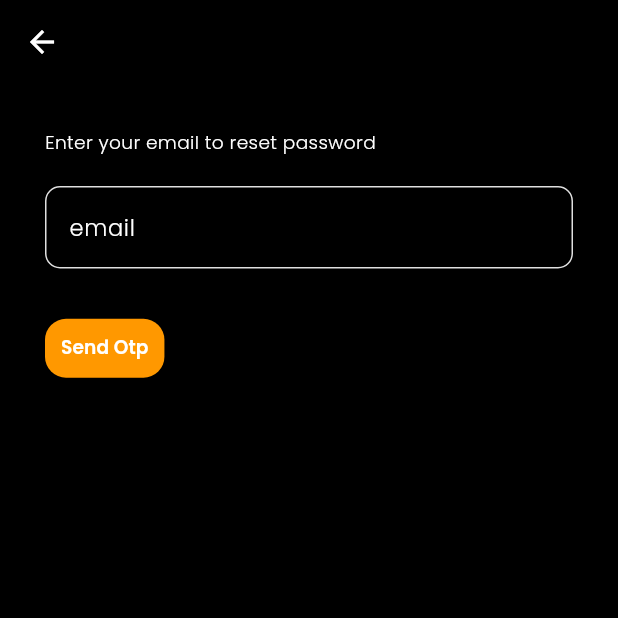
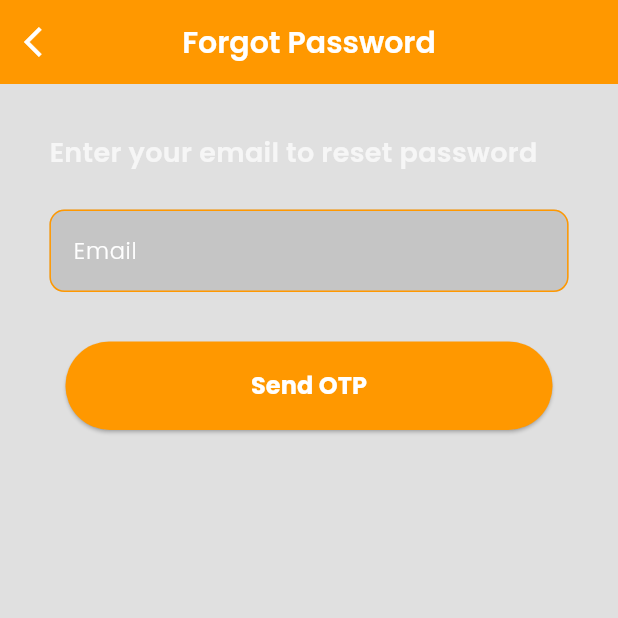
Before and after one commit to skyplerai/flutter3, a Flutter app: the ForgotPasswordScreen screen opened by its route, on a phone screen of 412 x 824 dp, the top half of it. Run offline on Flutter 3.47's test engine with Material 3 defaults, Android fonts, the phone set to English and light mode, and no system bars; our stand-ins replace cached_network_image, connectivity_plus, csc_picker, fl_chart, flutter_screenutil, flutter_svg and 7 more; missing offline and left inert: upi_india; accounts and stored records are empty.

Commit message:
Updated the Forget password design and also now the forget password is woking

```diff
--- a/flutter3-Dhiwise-2O265pOv/lib/presentation/authentication/forgot_password/forgot_password.dart
+++ b/flutter3-Dhiwise-2O265pOv/lib/presentation/authentication/forgot_password/forgot_password.dart
@@ -1,9 +1,8 @@
 import 'package:flutter/material.dart';
-import 'package:pinput/pinput.dart';
 import 'package:sriram_s_application3/constants/snack_bar.dart';
 import 'package:sriram_s_application3/core/app_export.dart';
-
 import '../../../Services/api_service.dart';
+import 'OtpPasswordScreen.dart';
 
 class ForgotPasswordScreen extends StatefulWidget {
   ForgotPasswordScreen();
@@ -14,191 +13,118 @@ class ForgotPasswordScreen extends StatefulWidget {
 
 class _ForgotPasswordScreenState extends State<ForgotPasswordScreen> {
   final emailController = TextEditingController();
-  final otpController = TextEditingController();
-  final passwordController = TextEditingController();
-  final confirmPassController = TextEditingController();
   ApiService apiService = ApiService();
-  bool isOtpSent = false;
   bool isLoading = false;
 
   @override
   Widget build(BuildContext context) {
+    final width = MediaQuery.of(context).size.width;
+    final height = MediaQuery.of(context).size.height;
+
     return SafeArea(
       child: Scaffold(
         appBar: AppBar(
-          backgroundColor: theme.colorScheme.onBackground,
+          backgroundColor: Colors.orange,
           leading: IconButton(
             onPressed: () {
               Navigator.pop(context);
             },
             icon: Icon(
-                Icons.arrow_back,
+              Icons.arrow_back_ios,
               color: Colors.white,
-              )),
             ),
-        backgroundColor: theme.colorScheme.onBackground,
+          ),
+          title: Text(
+            'Forgot Password',
+            style: TextStyle(color: Colors.white, fontSize: 20),
+          ),
+          centerTitle: true,
+        ),
+        backgroundColor: Colors.black12,
         body: Padding(
-          padding: const EdgeInsets.all(30.0),
+          padding: EdgeInsets.symmetric(horizontal: width * 0.08),
           child: SingleChildScrollView(
             child: Column(
               crossAxisAlignment: CrossAxisAlignment.start,
               children: [
-                Align(
-                    alignment: Alignment.centerLeft,
-                    child: Text("Enter your email to reset password")),
-                SizedBox(
-                  height: 20,
+                SizedBox(height: height * 0.04),
+                Text(
+                  "Enter your email to reset password",
+                  style: TextStyle(
+                    fontSize: 18,
+                    color: Colors.white70,
+                    fontWeight: FontWeight.w600,
                   ),
+                ),
+                SizedBox(height: height * 0.03),
                 TextField(
                   controller: emailController,
-                  cursorColor: Colors.white,
+                  cursorColor: Colors.orange,
                   decoration: InputDecoration(
-                    labelText: 'email',
+                    labelText: 'Email',
                     labelStyle: TextStyle(color: Colors.white),
                     enabledBorder: OutlineInputBorder(
                       borderRadius: BorderRadius.circular(10),
-                      borderSide: BorderSide(color: Colors.grey.shade300),
+                      borderSide: BorderSide(color: Colors.orange),
                     ),
                     focusedBorder: OutlineInputBorder(
                       borderRadius: BorderRadius.circular(10),
-                      borderSide: BorderSide(color: Colors.grey),
+                      borderSide: BorderSide(color: Colors.orange),
+                    ),
+                    filled: true,
+                    fillColor: Colors.black12,
                   ),
                 ),
-                ),
-                SizedBox(
-                  height: 35.h,
-                ),
-                ElevatedButton(
+                SizedBox(height: height * 0.04),
+                Center(
+                  child: ElevatedButton(
                     onPressed: () async {
+                      if (emailController.text.isEmpty) {
+                        showSnackBar("Please enter an email address", context);
+                        return;
+                      }
                       setState(() {
                         isLoading = true;
                       });
-                      final response = await apiService.sendOtpToEmail(context,
-                          email: emailController.text);
+                      final response = await apiService.sendOtpToEmail(
+                        context,
+                        email: emailController.text,
+                      );
                       if (response) {
-                        setState(() {
-                          isOtpSent = true;
-                        });
+                        // Navigate to OTP page if OTP is sent successfully
+                        Navigator.push(
+                          context,
+                          MaterialPageRoute(
+                            builder: (context) => OtpPasswordScreen(
+                              email: emailController.text,
+                            ),
+                          ),
+                        );
                       }
                       setState(() {
                         isLoading = false;
                       });
                     },
                     style: ElevatedButton.styleFrom(
-                        backgroundColor:
-                            isOtpSent ? Colors.grey : Colors.orange),
-                    child: Padding(
-                      padding: EdgeInsets.all(12.adaptSize),
+                      backgroundColor: Colors.orange,
+                      shape: RoundedRectangleBorder(
+                        borderRadius: BorderRadius.circular(30),
+                      ),
+                      padding: EdgeInsets.symmetric(
+                          vertical: 34, horizontal: width * 0.3),
+                    ),
                     child: isLoading
-                          ? Padding(
-                              padding: EdgeInsets.symmetric(horizontal: 20),
-                              child: SizedBox(
-                                width: 25,
-                                height: 25,
-                                child: CircularProgressIndicator(
+                        ? CircularProgressIndicator(color: Colors.white)
+                        : Text(
+                      "Send OTP",
+                      style: TextStyle(
                         color: Colors.white,
+                        fontSize: 16,
+                        fontWeight: FontWeight.bold,
                       ),
                     ),
-                            )
-                          : Text(
-                              "Send Otp",
-                              style: TextStyle(
-                                  color: Colors.white, fontSize: 14.adaptSize),
-                            ),
-                    )),
-                SizedBox(
-                  height: 100.h,
-                ),
-                isOtpSent
-                    ? TextField(
-                        controller: passwordController,
-                        cursorColor: Colors.white,
-                        decoration: InputDecoration(
-                          labelText: 'Enter new password',
-                          labelStyle: TextStyle(color: Colors.white),
-                          enabledBorder: OutlineInputBorder(
-                            borderRadius: BorderRadius.circular(10),
-                            borderSide: BorderSide(color: Colors.grey.shade300),
-                          ),
-                          focusedBorder: OutlineInputBorder(
-                            borderRadius: BorderRadius.circular(10),
-                            borderSide: BorderSide(color: Colors.grey),
                   ),
                 ),
-                      )
-                    : SizedBox(),
-                SizedBox(
-                  height: 15.h,
-                ),
-                isOtpSent
-                    ? TextField(
-                        controller: confirmPassController,
-                        cursorColor: Colors.white,
-                        decoration: InputDecoration(
-                          labelText: 'Confirm password',
-                          labelStyle: TextStyle(color: Colors.white),
-                          enabledBorder: OutlineInputBorder(
-                            borderRadius: BorderRadius.circular(10),
-                            borderSide: BorderSide(color: Colors.grey.shade300),
-                          ),
-                          focusedBorder: OutlineInputBorder(
-                            borderRadius: BorderRadius.circular(10),
-                            borderSide: BorderSide(color: Colors.grey),
-                          ),
-                        ),
-                      )
-                    : SizedBox(),
-                SizedBox(
-                  height: 25.h,
-                ),
-                isOtpSent
-                    ? Pinput(
-                        controller: otpController,
-                        length: 6,
-                        defaultPinTheme: PinTheme(
-                            height: 55.h,
-                            width: 60.v,
-                            decoration: BoxDecoration(
-                                color: theme.colorScheme.onBackground,
-                                borderRadius: BorderRadius.circular(10),
-                                border:
-                                    Border.all(color: Colors.grey.shade300))),
-                      )
-                    : SizedBox(),
-                SizedBox(
-                  height: 25.h,
-                ),
-                isOtpSent
-                    ? ElevatedButton(
-                        onPressed: () async {
-                          if (passwordController.text.isNotEmpty &&
-                              passwordController.text.isNotEmpty &&
-                              passwordController.text ==
-                                  confirmPassController.text) {
-                            await apiService.createNewPassword(context,
-                                email: emailController.text,
-                                password: passwordController.text,
-                                confirmPassword: confirmPassController.text,
-                                otp: otpController.text);
-                          } else {
-                            showSnackBar("Passwords do not match.", context);
-                          }
-                          emailController.clear();
-                          passwordController.clear();
-                          confirmPassController.clear();
-                          otpController.clear();
-                        },
-                        style: ElevatedButton.styleFrom(
-                            backgroundColor: Colors.orange),
-                        child: Padding(
-                          padding: EdgeInsets.all(12.adaptSize),
-                          child: Text(
-                            "Submit",
-                            style: TextStyle(
-                                color: Colors.white, fontSize: 14.adaptSize),
-                          ),
-                        ))
-                    : SizedBox(),
               ],
             ),
           ),
--- a/flutter3-Dhiwise-2O265pOv/lib/presentation/authentication/verify_email/verify_email.dart
+++ b/flutter3-Dhiwise-2O265pOv/lib/presentation/authentication/verify_email/verify_email.dart
@@ -62,7 +62,7 @@ class _VerifyEmailScreenState extends State<VerifyEmailScreen> {
                   height: 55,
                   width: 55,
                   decoration: BoxDecoration(
-                    color: theme.colorScheme.primary,
+                    color: Colors.orange,
                     borderRadius: BorderRadius.circular(10),
                     border: Border.all(color: Colors.grey.shade300),
                   ),
```
Also changed, not shown: flutter3-Dhiwise-2O265pOv/lib/Services/api_service.dart (+51 -25 lines), flutter3-Dhiwise-2O265pOv/lib/presentation/authentication/forgot_password/OtpPasswordScreen.dart (added, +253 -0 lines). Lines whose indentation alone changed are shown as unchanged.
